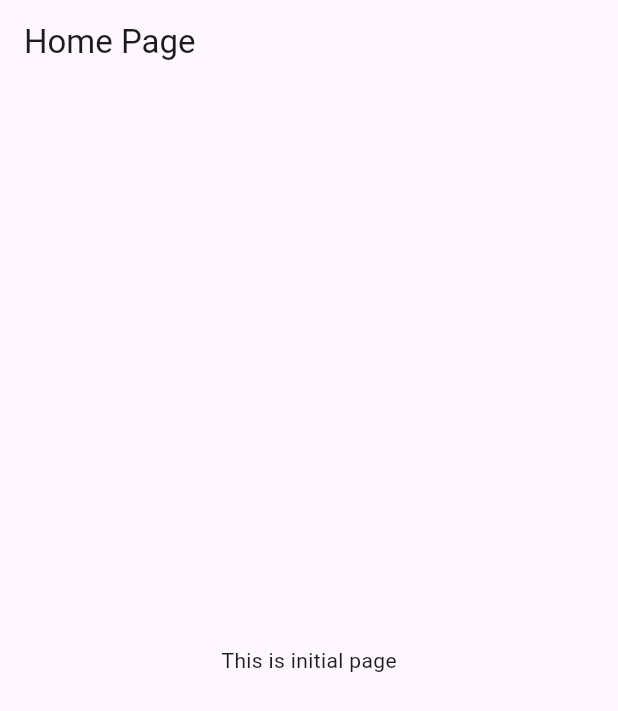
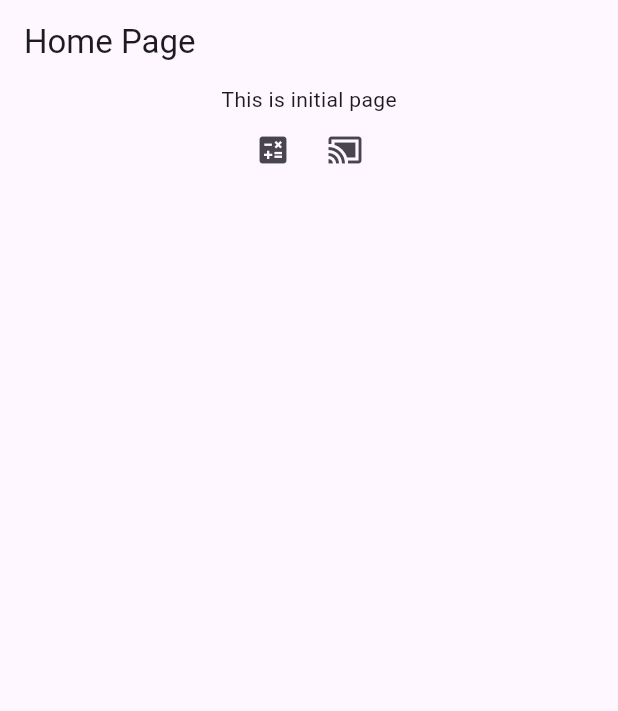
Before and after one commit to pwlimaverde/return_success_or_error, a Flutter app: the screen it shows after launch, on a phone screen of 412 x 824 dp. Shown: the top 711 px of the screen. Run offline on Flutter 3.47's test engine with Material 3 defaults, Android fonts, the phone set to English and light mode, and no system bars; our stand-ins replace flutter_modular.

Commit message:
create modules

```diff
--- a/example2/lib/main.dart
+++ b/example2/lib/main.dart
@@ -1,8 +1,8 @@
-import 'package:example2/src/appwidget.dart';
+import 'package:example2/src/app_widget.dart';
 import 'package:flutter/material.dart';
 import 'package:flutter_modular/flutter_modular.dart';
 
-import 'src/appmodule.dart';
+import 'src/app_module.dart';
 
 void main() {
   return runApp(ModularApp(
--- /dev/null
+++ b/example2/lib/src/modules/home/home_module.dart
@@ -0,0 +1,42 @@
+import 'package:flutter/material.dart';
+import 'package:flutter_modular/flutter_modular.dart';
+
+class HomeModule extends Module {
+  @override
+  void binds(i) {}
+
+  @override
+  void routes(r) {
+    r.child('/', child: (context) => const HomePage());
+  }
+}
+
+class HomePage extends StatelessWidget {
+  const HomePage({super.key});
+
+  @override
+  Widget build(BuildContext context) {
+    return Scaffold(
+      appBar: AppBar(title: const Text('Home Page')),
+      body: Center(
+        child: Column(
+          children: [
+            const Center(
+              child: Text('This is initial page'),
+            ),
+            const SizedBox(
+              width: 10,
+            ),
+            Row(
+              mainAxisAlignment: MainAxisAlignment.center,
+              children: [
+                IconButton(onPressed: () => Modular.to.pushNamed('/fibonacci/'), icon: const Icon(Icons.calculate)),
+                IconButton(onPressed: () => Modular.to.pushNamed('/checkconnect/'), icon: const Icon(Icons.cast_connected)),
+              ],
+            ),
+          ],
+        ),
+      ),
+    );
+  }
+}
```
Also changed, not shown: example2/lib/src/app_module.dart (added, +17 -0 lines), example2/lib/src/modules/checkconnect/check_connect_module.dart (added, +26 -0 lines), example2/lib/src/modules/fibonacci/fibonacci_module.dart (renamed from example2/lib/src/appmodule.dart, +6 -6 lines), example2/lib/src/app_widget.dart (renamed from example2/lib/src/appwidget.dart).
